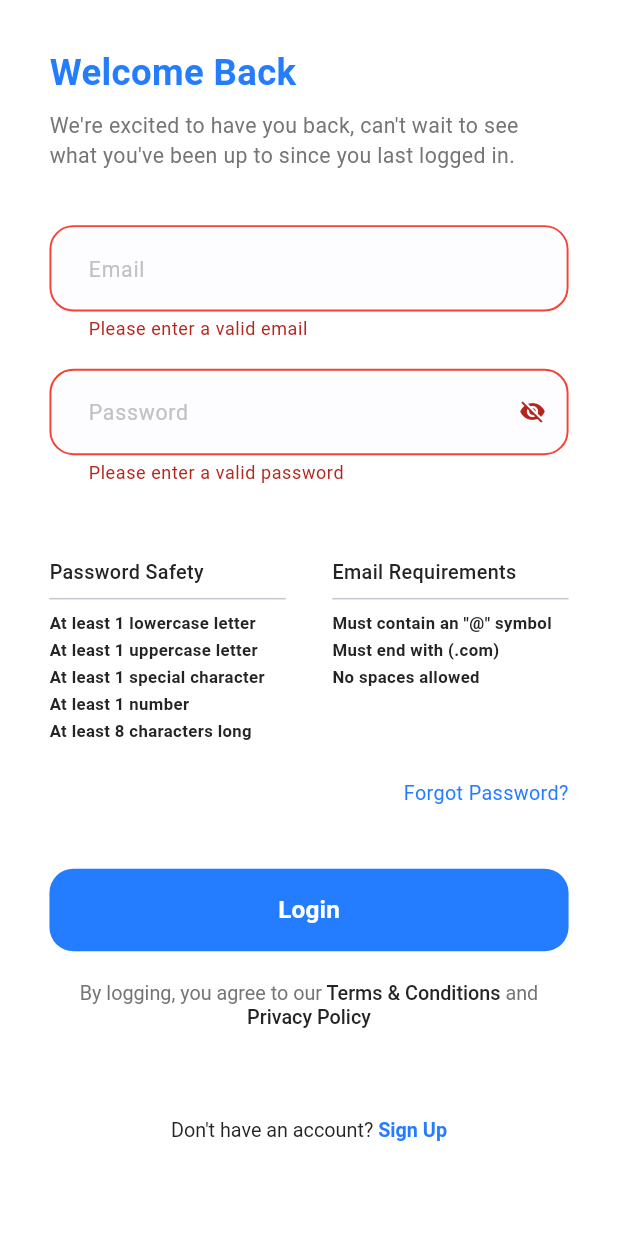
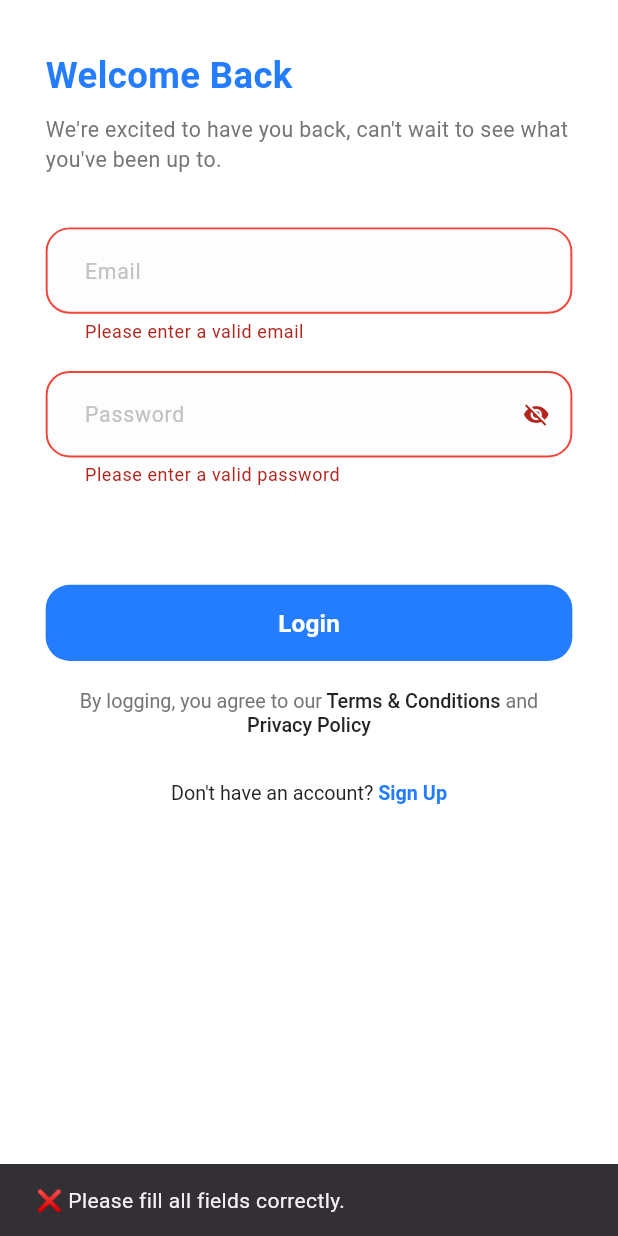
Before and after one commit to Roomero-Ammar/flutter_supa, a Flutter app: the screen it shows after launch, after a tap on "Login", on a phone screen of 412 x 824 dp. Run offline on Flutter 3.47's test engine with Material 3 defaults, Android fonts, the phone set to English and light mode, and no system bars; our stand-ins replace flutter_screenutil, supabase_flutter; accounts and stored records are empty.

Commit message:
add supabase in login,sign_up,home screens

```diff
--- a/lib/features/login/ui/login_screen.dart
+++ b/lib/features/login/ui/login_screen.dart
@@ -1,6 +1,6 @@
 import 'package:flutter/material.dart';
 import 'package:flutter_screenutil/flutter_screenutil.dart';
-import 'package:flutter_supa/core/helpers/extentsions.dart';
+import 'package:flutter_supa/auth/auth_service.dart';
 import 'package:flutter_supa/core/helpers/spacing.dart';
 import 'package:flutter_supa/core/routing/routes.dart';
 import '../../../core/theming/styles.dart';
@@ -12,8 +12,8 @@ import 'widgets/terms_and_conditions.dart';
 class LoginScreen extends StatelessWidget {
   LoginScreen({super.key});
 
-  final GlobalKey<FormState> formKey =
-      GlobalKey<FormState>(); // ✅ مفتاح النموذج
+  final GlobalKey<FormState> formKey = GlobalKey<FormState>();
+  final AuthService _authService = AuthService();
   final TextEditingController emailController = TextEditingController();
   final TextEditingController passwordController = TextEditingController();
 
@@ -22,7 +22,7 @@ class LoginScreen extends StatelessWidget {
     return Scaffold(
       body: SafeArea(
         child: Padding(
-          padding: EdgeInsets.symmetric(horizontal: 30.w, vertical: 30.h),
+          padding:  EdgeInsets.symmetric(horizontal: 30.h, vertical: 30.w),
           child: SingleChildScrollView(
             child: Column(
               crossAxisAlignment: CrossAxisAlignment.start,
@@ -30,127 +30,31 @@ class LoginScreen extends StatelessWidget {
                 Text('Welcome Back', style: TextStyles.font24BlueBold),
                  verticalSpace(8),
                 Text(
-                  'We\'re excited to have you back, can\'t wait to see what you\'ve been up to since you last logged in.',
+                  "We're excited to have you back, can't wait to see what you've been up to.",
                   style: TextStyles.font14GrayRegular,
                 ),
-                verticalSpace(36),
+                verticalSpace(35),
+                Column(
+                  children: [
                     EmailAndPassword(
-                  formKey: formKey, // ✅ تمرير مفتاح النموذج
-                  emailController: emailController, // ✅ تمرير الكونترولر
-                  passwordController: passwordController, // ✅ تمرير الكونترولر
-                ),
-                verticalSpace(24),
-          Row(
-  children: [
-    Expanded(
-      child: Column(
-        crossAxisAlignment: CrossAxisAlignment.start,
-        children: [
-          Text(
-            'Password Safety',
-            style: TextStyles.font13DarkBlueMedium,
-          ),
-          Divider(), // خط فاصل تحت العنوان
-          Text(
-            'At least 1 lowercase letter',
-            style: TextStyles.font11BlackBold,
-          ),
-          verticalSpace(2),
-          Text(
-            'At least 1 uppercase letter',
-            style: TextStyles.font11BlackBold,
-          ),
-          verticalSpace(2),
-          Text(
-            'At least 1 special character',
-            style: TextStyles.font11BlackBold,
-          ),
-          verticalSpace(2),
-          Text(
-            'At least 1 number',
-            style: TextStyles.font11BlackBold,
-          ),
-          verticalSpace(2),
-          Text(
-            'At least 8 characters long',
-            style: TextStyles.font11BlackBold,
-          ),
-        ],
-      ),
-    ),
-    VerticalDivider(
-      width: 20, // عرض الخط الفاصل
-      thickness: 1, // سمك الخط الفاصل
-      color: Colors.grey, // لون الخط الفاصل
-    ),
-    horizontalSpace(10), // فراغ أفقي
-    Expanded(
-  child: Column(
-    crossAxisAlignment: CrossAxisAlignment.start,
-    children: [
-      Text(
-        'Email Requirements',
-        style: TextStyles.font13DarkBlueMedium,
-      ),
-      Divider(), // خط فاصل تحت العنوان
-      Text(
-        'Must contain an "@" symbol',
-        style: TextStyles.font11BlackBold,
-      ),
-      verticalSpace(2),
-
-      Text(
-        'Must end with (.com)',
-        style: TextStyles.font11BlackBold,
-      ),
-      verticalSpace(2),
-      Text(
-        'No spaces allowed',
-        style: TextStyles.font11BlackBold,
-      ),
-     verticalSpace(2),
-      Text(
-        '',
-        style: TextStyles.font11BlackBold,
-      ),
-      verticalSpace(2),
-      Text(
-        '',
-        style: TextStyles.font11BlackBold,
-      ),
-    ],
-  ),
-),
-  ],
-),      verticalSpace(24),
-                Align(
-                  alignment: AlignmentDirectional.centerEnd,
-                  child: Text(
-                    'Forgot Password?',
-                    style: TextStyles.font13BlueRegular,
-                  ),
+                      formKey: formKey,
+                      emailController: emailController,
+                      passwordController: passwordController,
                     ),
                     verticalSpace(40),
                     AppTextButton(
                       buttonText: "Login",
                       textStyle: TextStyles.font16WhiteSemiBold,
-                  buttonHeight: 55,
                       onPressed: () {
-                    if (formKey.currentState!.validate()) {
-                      // ✅ إذا كانت البيانات صحيحة
-                      print("✅ البريد الإلكتروني: ${emailController.text}");
-                      print("✅ كلمة المرور: ${passwordController.text}");
-                      context.pushNamed(Routes.signUpScreen);
-                    } else {
-                      // ❌ إذا كانت هناك حقول فارغة
-                      print("❌ يجب ملء جميع الحقول!");
-                    }
+                        validateThenLogin(context);
                       },
                     ),
-                verticalSpace(16),
+                    verticalSpace(15),
                     const TermsAndConditionsText(),
-                verticalSpace(60),
+                    verticalSpace(30),
                     const DontHaveAccountText(),
+                  ],
+                ),
               ],
             ),
           ),
@@ -158,4 +62,29 @@ class LoginScreen extends StatelessWidget {
       ),
     );
   }
+
+  Future<void> validateThenLogin(BuildContext context) async {
+    if (formKey.currentState!.validate()) {
+      try {
+        final response = await _authService.signIn(
+          email: emailController.text,
+          password: passwordController.text,
+        );
+
+        if (response?.user != null) {
+          ScaffoldMessenger.of(context).showSnackBar(
+            const SnackBar(content: Text("✅ Login successful!")),
+          );
+Navigator.of(context).pushNamed(Routes.homeScreen);        }
+      } catch (e) {
+        ScaffoldMessenger.of(context).showSnackBar(
+          SnackBar(content: Text("❌ Error: ${e.toString()}")),
+        );
       }
+    } else {
+      ScaffoldMessenger.of(context).showSnackBar(
+        const SnackBar(content: Text("❌ Please fill all fields correctly.")),
+      );
+    }
+  }
+}
--- a/lib/flutter_supa.dart
+++ b/lib/flutter_supa.dart
@@ -1,6 +1,5 @@
 import 'package:flutter_screenutil/flutter_screenutil.dart';
 import 'package:flutter/material.dart';
-import 'package:flutter_supa/auth/auth_gate.dart';
 import 'package:flutter_supa/core/routing/app_router.dart';
 
 import 'core/routing/routes.dart';
```
Also changed, not shown: lib/features/home/ui/home_screen.dart (+32 -0 lines), lib/features/sign_up/ui/sign_up_screen.dart (+34 -37 lines). Lines whose indentation alone changed are shown as unchanged.
